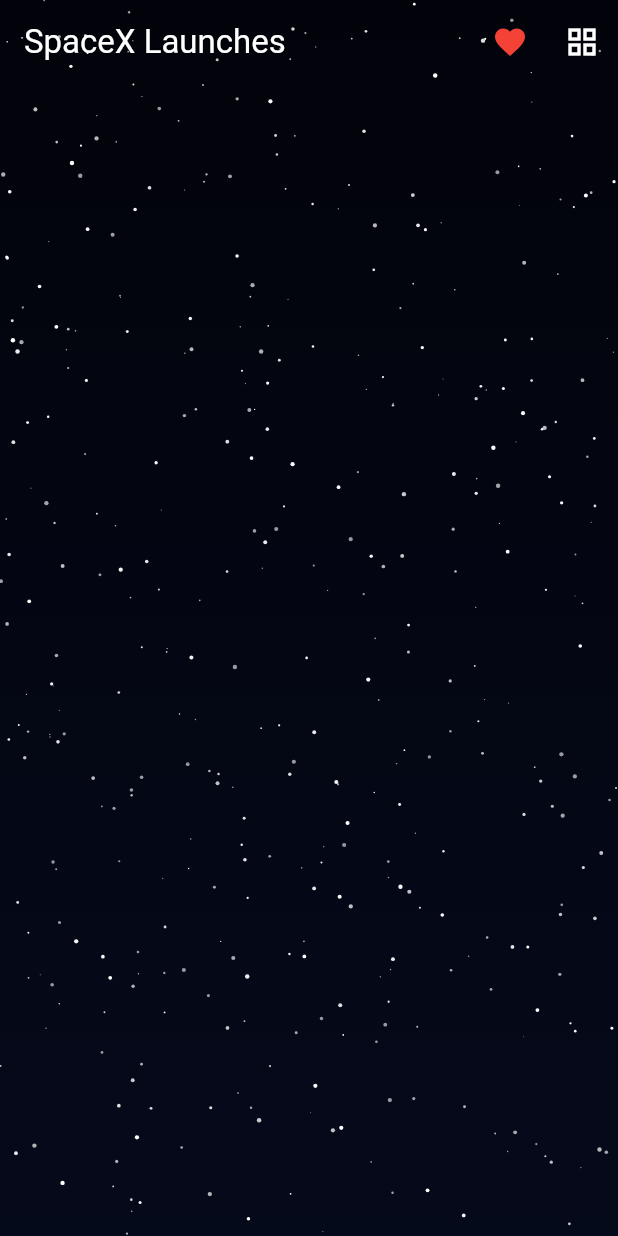
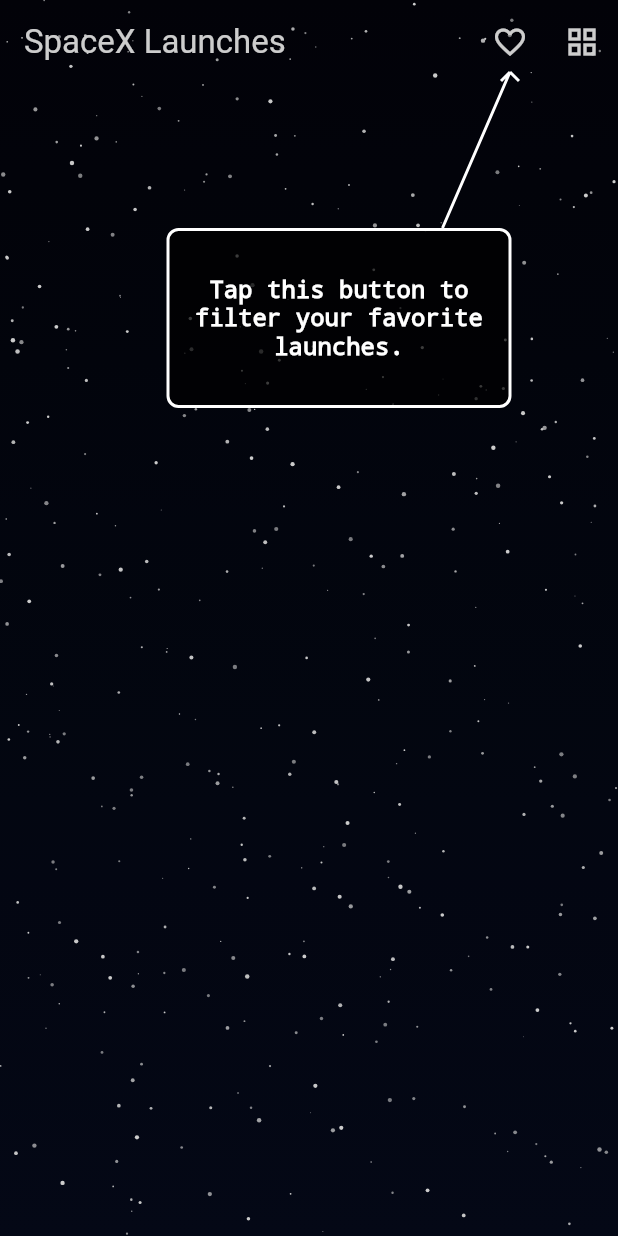
Before and after one commit to Mthieu44/spacex-app, a Flutter app: the screen it shows after launch, after a tap on the "favorite outline" icon, on a phone screen of 412 x 824 dp. Run offline on Flutter 3.47's test engine with Material 3 defaults, Android fonts, the phone set to English and light mode, and no system bars; our stand-ins replace flutter_bloc, google_fonts, hydrated_bloc, shared_preferences, shimmer; network calls fail.

Commit message:
onboarding

```diff
--- /dev/null
+++ b/lib/logic/cubit/onboarding.cubit.dart
@@ -0,0 +1,82 @@
+import 'package:flutter_bloc/flutter_bloc.dart';
+import 'package:shared_preferences/shared_preferences.dart';
+
+enum OnboardingType { home, detail }
+
+class OnboardingState {
+  final OnboardingType type;
+  final Map<OnboardingType, bool> completed;
+  final int currentStep;
+  OnboardingState({
+    required this.type,
+    required this.completed,
+    required this.currentStep,
+  });
+
+  bool get isCompleted => completed[type] == true;
+
+  OnboardingState copyWith({
+    OnboardingType? type,
+    Map<OnboardingType, bool>? completed,
+    int? currentStep,
+  }) {
+    return OnboardingState(
+      type: type ?? this.type,
+      completed: completed ?? this.completed,
+      currentStep: currentStep ?? this.currentStep,
+    );
+  }
+}
+
+class OnboardingCubit extends Cubit<OnboardingState> {
+  OnboardingCubit()
+      : super(OnboardingState(
+          type: OnboardingType.home,
+          completed: {
+            OnboardingType.home: false,
+            OnboardingType.detail: false,
+          },
+          currentStep: 0,
+        ));
+
+  Future<void> load() async {
+    final prefs = await SharedPreferences.getInstance();
+    final homeDone = prefs.getBool("onboarding_home_done") ?? false;
+    final detailDone = prefs.getBool("onboarding_detail_done") ?? false;
+    emit(state.copyWith(completed: {
+      OnboardingType.home: homeDone,
+      OnboardingType.detail: detailDone,
+    }));
+  }
+
+  void startOnboarding(OnboardingType type) {
+    if (state.completed[type] == true) return;
+    emit(state.copyWith(type: type, currentStep: 0));
+  }
+
+  void nextStep(int totalSteps) async {
+    if (state.currentStep + 1 >= totalSteps) {
+      final prefs = await SharedPreferences.getInstance();
+      await prefs.setBool("onboarding_${state.type.name}_done", true);
+      emit(state.copyWith(
+        completed: {
+          ...state.completed,
+          state.type: true,
+        },
+        currentStep: 0,
+      ));
+    } else {
+      emit(state.copyWith(currentStep: state.currentStep + 1));
+    }
+  }
+
+  void reset() async {
+    final prefs = await SharedPreferences.getInstance();
+    await prefs.setBool("onboarding_home_done", false);
+    await prefs.setBool("onboarding_detail_done", false);
+    emit(state.copyWith(completed: {
+      OnboardingType.home: false,
+      OnboardingType.detail: false,
+    }, currentStep: 0));
+  }
+}
--- a/lib/main.dart
+++ b/lib/main.dart
@@ -4,6 +4,7 @@ import 'package:flutter_bloc/flutter_bloc.dart';
 import 'package:hydrated_bloc/hydrated_bloc.dart';
 import 'package:path_provider/path_provider.dart';
 import 'package:spacex_app/logic/cubit/launch.cubit.dart';
+import 'package:spacex_app/logic/cubit/onboarding.cubit.dart';
 import 'package:spacex_app/logic/cubit/view.cubit.dart';
 import 'package:spacex_app/ui/pages/home.page.dart';
 import 'package:google_fonts/google_fonts.dart';
@@ -53,6 +54,9 @@ class MyApp extends StatelessWidget {
           BlocProvider<ViewCubit>(
             create: (context) => ViewCubit(),
           ),
+          BlocProvider<OnboardingCubit>(
+            create: (context) => OnboardingCubit()..load(),
+          )
         ],
         child: const HomePage()
       )
--- a/lib/ui/pages/detail.page.dart
+++ b/lib/ui/pages/detail.page.dart
@@ -1,9 +1,12 @@
 import 'package:flutter/material.dart';
+import 'package:flutter_bloc/flutter_bloc.dart';
 import 'package:spacex_app/data/models/launch.model.dart';
 import 'package:spacex_app/logic/cubit/launch.cubit.dart';
+import 'package:spacex_app/logic/cubit/onboarding.cubit.dart';
 import 'package:spacex_app/ui/widgets/image_carousel.widget.dart';
 import 'package:spacex_app/ui/widgets/link_bubble.widget.dart';
 import 'package:spacex_app/ui/widgets/night_sky_background.widget.dart';
+import 'package:spacex_app/ui/widgets/onboarding.widget.dart';
 
 class DetailPage extends StatefulWidget {
   final LaunchModel launch;
@@ -22,10 +25,14 @@ class _DetailPageState extends State<DetailPage> {
   final ScrollController _scrollController = ScrollController();
   bool isFavorite = false;
 
+  final GlobalKey _favoriteDetailButtonKey = GlobalKey();
+  final GlobalKey _backButtonKey = GlobalKey();
+
   @override
   void initState() {
     super.initState();
     isFavorite = widget.launch.favorite;
+    context.read<OnboardingCubit>().startOnboarding(OnboardingType.detail);
   }
 
   @override
@@ -47,7 +54,9 @@ class _DetailPageState extends State<DetailPage> {
 
     return NightSkyBackground(
       scrollController: _scrollController,
-      child: Scaffold(
+      child: Stack(
+        children: [
+          Scaffold(
             body: CustomScrollView(
               controller: _scrollController,
               physics: BouncingScrollPhysics(
@@ -59,12 +68,16 @@ class _DetailPageState extends State<DetailPage> {
                   stretch: true,
                   leading: IconButton(
                     onPressed: () => Navigator.pop(context),
-                icon: Icon(Icons.arrow_back),
+                    icon: Icon(
+                      key: _backButtonKey,
+                      Icons.arrow_back
+                    ),
                   ),
                   actions: [
                     IconButton(
                       onPressed: toggleFavorite,
                       icon: Icon(
+                        key: _favoriteDetailButtonKey,
                         isFavorite ? Icons.favorite : Icons.favorite_border,
                         color: isFavorite ? Colors.red : null,
                       ),
@@ -212,6 +225,25 @@ class _DetailPageState extends State<DetailPage> {
               ],
             )
           ),
+          BlocBuilder<OnboardingCubit, OnboardingState>(
+            builder: (context, onboardingState) {
+              if (onboardingState.type != OnboardingType.detail ||
+                  onboardingState.completed[OnboardingType.detail] == true) {
+                return const SizedBox.shrink();
+              }
+              return OnboardingWidget(
+                globalKeys: {
+                  'favoriteDetailButtonKey': _favoriteDetailButtonKey,
+                  'backButtonKey': _backButtonKey,
+                },
+                type: OnboardingType.detail,
+                currentStepIndex: onboardingState.currentStep,
+                onNextStep: () => context.read<OnboardingCubit>().nextStep(4),
+              );
+            },
+          )
+        ]
+      ),
     );
   }
 }
--- a/lib/ui/pages/home.page.dart
+++ b/lib/ui/pages/home.page.dart
@@ -1,12 +1,15 @@
 import 'package:flutter/material.dart';
 import 'package:flutter_bloc/flutter_bloc.dart';
 import 'package:spacex_app/logic/cubit/launch.cubit.dart';
+import 'package:spacex_app/logic/cubit/onboarding.cubit.dart';
 import 'package:spacex_app/logic/cubit/view.cubit.dart';
 import 'package:spacex_app/ui/skeletons/launch_card.skeleton.dart';
 import 'package:spacex_app/ui/skeletons/launch_item.skeleton.dart';
 import 'package:spacex_app/ui/widgets/launch_card.widget.dart';
 import 'package:spacex_app/ui/widgets/launch_item.widget.dart';
 import 'package:spacex_app/ui/widgets/night_sky_background.widget.dart';
+import 'package:spacex_app/ui/widgets/onboarding.widget.dart';
+import 'package:shared_preferences/shared_preferences.dart';
 
 class HomePage extends StatefulWidget {
   const HomePage({super.key});
@@ -18,6 +21,9 @@ class HomePage extends StatefulWidget {
 class _HomePageState extends State<HomePage> {
   final ScrollController _scrollController = ScrollController();
 
+  final GlobalKey _favoritesButtonKey = GlobalKey();
+  final GlobalKey _viewToggleButtonKey = GlobalKey();
+
   int _getItemCount(LaunchState state, List launches) {
     if (state.isLoading && state.launches.isEmpty) {
       return 20;
@@ -27,10 +33,20 @@ class _HomePageState extends State<HomePage> {
   }
 
   @override
+  void initState() {
+    super.initState();
+    WidgetsBinding.instance.addPostFrameCallback((_) {
+      context.read<OnboardingCubit>().startOnboarding(OnboardingType.home);
+    });
+  }
+
+  @override
   Widget build(BuildContext context) {
     return NightSkyBackground(
       scrollController: _scrollController,
-      child: Scaffold(
+      child: Stack(
+        children: [
+          Scaffold(
             appBar: AppBar(
               title: const Text('SpaceX Launches'),
               actions: [
@@ -38,6 +54,7 @@ class _HomePageState extends State<HomePage> {
                   builder: (context, viewState) {
                     return IconButton(
                       icon: Icon(
+                        key: _favoritesButtonKey,
                         viewState.favoritesOnly ? Icons.favorite : Icons.favorite_border,
                         color: viewState.favoritesOnly ? Colors.red : null,
                       ),
@@ -49,6 +66,7 @@ class _HomePageState extends State<HomePage> {
                   builder: (context, viewState) {
                     return IconButton(
                       icon: Icon(
+                        key: _viewToggleButtonKey,
                         viewState.currentView == Views.list ? Icons.grid_view : Icons.view_list
                       ),
                       onPressed: () => context.read<ViewCubit>().toggleView(),
@@ -68,7 +86,9 @@ class _HomePageState extends State<HomePage> {
                     final itemCount = _getItemCount(launchState, launches);
 
                     return RefreshIndicator(
-                  onRefresh: () => context.read<LaunchCubit>().fetchLaunches(),
+                      onRefresh: () async{
+                        context.read<LaunchCubit>().fetchLaunches();
+                      },
                       child: viewState.currentView == Views.list ?
                         _buildListView(launches, itemCount) :
                         _buildGridView(launches, itemCount),
@@ -77,6 +97,25 @@ class _HomePageState extends State<HomePage> {
                 );
               },
             )
+          ),
+          BlocBuilder<OnboardingCubit, OnboardingState>(
+            builder: (context, onboardingState) {
+              if (onboardingState.type != OnboardingType.home ||
+                  onboardingState.completed[OnboardingType.home] == true) {
+                return const SizedBox.shrink();
+              }
+              return OnboardingWidget(
+                globalKeys: {
+                  'favoritesButtonKey': _favoritesButtonKey,
+                  'viewToggleButtonKey': _viewToggleButtonKey,
+                },
+                type: OnboardingType.home,
+                currentStepIndex: onboardingState.currentStep,
+                onNextStep: () => context.read<OnboardingCubit>().nextStep(4)
+              );
+            },
+          )
+        ],
       ),
     );
   }
--- a/lib/ui/widgets/launch_card.widget.dart
+++ b/lib/ui/widgets/launch_card.widget.dart
@@ -3,6 +3,7 @@ import 'package:flutter_bloc/flutter_bloc.dart';
 import 'package:spacex_app/data/models/launch.model.dart';
 
 import '../../logic/cubit/launch.cubit.dart';
+import '../../logic/cubit/onboarding.cubit.dart';
 import '../pages/detail.page.dart';
 
 class LaunchCardWidget extends StatelessWidget {
@@ -23,13 +24,19 @@ class LaunchCardWidget extends StatelessWidget {
         child: InkWell(
           onTap: () {
             final launchCubit = context.read<LaunchCubit>();
+            final onboardingCubit = context.read<OnboardingCubit>();
             Navigator.push(
               context,
               MaterialPageRoute(
-                builder: (context) => DetailPage(
-                  launch: launch,
-                  launchCubit: launchCubit,
-                )
+                builder: (context) {
+                  return BlocProvider.value(
+                    value: onboardingCubit,
+                    child: DetailPage(
+                      launch: launch,
+                      launchCubit: launchCubit,
+                    ),
+                  );
+                }
               )
             );
           },
--- a/lib/ui/widgets/launch_item.widget.dart
+++ b/lib/ui/widgets/launch_item.widget.dart
@@ -1,6 +1,7 @@
 import 'package:flutter/material.dart';
 import 'package:flutter_bloc/flutter_bloc.dart';
 import 'package:spacex_app/data/models/launch.model.dart';
+import 'package:spacex_app/logic/cubit/onboarding.cubit.dart';
 import '../../logic/cubit/launch.cubit.dart';
 import '../pages/detail.page.dart';
 
@@ -24,13 +25,19 @@ class LaunchItemWidget extends StatelessWidget {
           child: InkWell(
             onTap: () {
               final launchCubit = context.read<LaunchCubit>();
+              final onboardingCubit = context.read<OnboardingCubit>();
               Navigator.push(
                 context,
                 MaterialPageRoute(
-                  builder: (context) => DetailPage(
-                    launch: launch,
-                    launchCubit: launchCubit,
-                  )
+                  builder: (context) {
+                    return BlocProvider.value(
+                      value: onboardingCubit,
+                      child: DetailPage(
+                        launch: launch,
+                        launchCubit: launchCubit,
+                      ),
+                    );
+                  }
                 )
               );
             },
--- /dev/null
+++ b/lib/ui/widgets/onboarding.widget.dart
@@ -0,0 +1,184 @@
+import 'package:flutter/material.dart';
+import 'package:spacex_app/logic/cubit/onboarding.cubit.dart';
+import 'package:spacex_app/ui/widgets/onboarding_bubble.widget.dart';
+
+class OnboardingWidget extends StatefulWidget {
+  final Map<String, GlobalKey> globalKeys;
+  final OnboardingType type;
+  final int currentStepIndex;
+  final VoidCallback onNextStep;
+  const OnboardingWidget({
+    super.key,
+    required this.globalKeys,
+    required this.type,
+    required this.currentStepIndex,
+    required this.onNextStep
+  });
+
+  @override
+  State<OnboardingWidget> createState() => _OnboardingWidgetState();
+}
+
+class _OnboardingWidgetState extends State<OnboardingWidget> {
+  late List<FeatureStep> steps;
+
+  @override
+  void initState() {
+    super.initState();
+    if (widget.type == OnboardingType.home) {
+      steps = [
+      FeatureStep(
+        key: null,
+        text: 'Welcome to the SpaceX Launches App! Here you can explore all SpaceX launches.',
+        bubbleRect: Rect.fromLTWH(0, 0, 250, 150),
+        backgroundAlpha: 150
+      ),
+      FeatureStep(
+          key: widget.globalKeys['favoritesButtonKey'],
+          text: 'Tap this button to filter your favorite launches.',
+          bubbleRect: Rect.fromLTWH(20, -200, 230, 120),
+          backgroundAlpha: 50
+      ),
+      FeatureStep(
+        key: widget.globalKeys['viewToggleButtonKey'],
+        text: 'Use this button to toggle between list and grid views.',
+        bubbleRect: Rect.fromLTWH(30, -190, 230, 120),
+        backgroundAlpha: 50
+      ),
+      FeatureStep(
+        key: null,
+        text: 'Now try clicking on a launch to see more details!',
+        bubbleRect: Rect.fromLTWH(0, 0, 250, 150),
+        backgroundAlpha: 150
+      )
+    ];
+    } else if (widget.type == OnboardingType.detail) {
+      steps = [
+        FeatureStep(
+          key: null,
+          text: 'This is the launch detail page where you can find more information about the selected launch.',
+          bubbleRect: Rect.fromLTWH(0, 0, 250, 150),
+          backgroundAlpha: 150
+        ),
+        FeatureStep(
+          key: widget.globalKeys['favoriteDetailButtonKey'],
+          text: 'Tap this button to mark or unmark this launch as a favorite.',
+          bubbleRect: Rect.fromLTWH(30, -190, 230, 120),
+          backgroundAlpha: 50
+        ),
+        FeatureStep(
+          key: widget.globalKeys['backButtonKey'],
+          text: 'Use this button to go back to the launches list.',
+          bubbleRect: Rect.fromLTWH(-40, -190, 230, 120),
+          backgroundAlpha: 50
+        ),
+        FeatureStep(
+          key: null,
+          text: 'Enjoy exploring the launch details!',
+          bubbleRect: Rect.fromLTWH(0, 0, 250, 150),
+          backgroundAlpha: 150
+        )
+      ];
+    }
+  }
+
+  @override
+  Widget build(BuildContext context) {
+    final currentStep = steps[widget.currentStepIndex];
+    final screenSize = MediaQuery.of(context).size;
+    final left = screenSize.width * 0.5 - currentStep.bubbleRect.width * 0.5 + currentStep.bubbleRect.left;
+    final top = screenSize.height * 0.5 - currentStep.bubbleRect.height * 0.5 + currentStep.bubbleRect.top;
+
+
+    return Positioned.fill(
+      child: GestureDetector(
+        onTap: widget.onNextStep,
+        child: Stack(
+          children: [
+            Container(
+              color: Colors.black.withAlpha(currentStep.backgroundAlpha),
+            ),
+            OnboardingBubbleWidget(
+              text: currentStep.text,
+              rect: Rect.fromLTWH(
+                left,
+                top,
+                currentStep.bubbleRect.width,
+                currentStep.bubbleRect.height
+              ),
+            ),
+            if (currentStep.key != null)
+              CustomPaint(
+                size: screenSize,
+                painter: ArrowPainter(
+                  bubbleRect: Rect.fromLTWH(
+                    left,
+                    top,
+                    currentStep.bubbleRect.width,
+                    currentStep.bubbleRect.height
+                  ),
+                  targetRect: _getWidgetRect(currentStep.key!)
+                ),
+              ),
+          ],
+        )
+      )
+    );
+  }
+}
+
+class FeatureStep {
+  final GlobalKey? key;
+  final String text;
+  final Rect bubbleRect;
+  final int backgroundAlpha;
+
+  FeatureStep({
+    required this.key,
+    required this.text,
+    required this.bubbleRect,
+    required this.backgroundAlpha
+  });
+}
+
+Rect _getWidgetRect(GlobalKey key) {
+  final context = key.currentContext;
+  if (context == null) return Rect.zero;
+  final box = context.findRenderObject() as RenderBox;
+  return box.localToGlobal(Offset.zero) & box.size;
+}
+
+class ArrowPainter extends CustomPainter {
+  final Rect bubbleRect;
+  final Rect targetRect;
+  ArrowPainter({required this.bubbleRect, required this.targetRect});
+
+  @override
+  void paint(Canvas canvas, Size size) {
+    final paint = Paint()
+      ..color = Colors.white
+      ..strokeWidth = 2.0
+      ..style = PaintingStyle.stroke;
+
+    final path = Path();
+    final startX = bubbleRect.left + bubbleRect.width * 0.8;
+    final startY = bubbleRect.top;
+    final endX = targetRect.left + targetRect.width / 2;
+    final endY = targetRect.bottom + 8.0;
+
+    path.moveTo(startX, startY);
+    path.lineTo(endX, endY);
+
+    // Draw arrowhead
+    const arrowSize = 6.0;
+    path.moveTo(endX, endY);
+    path.lineTo(endX - arrowSize, endY + arrowSize);
+    path.moveTo(endX, endY);
+    path.lineTo(endX + arrowSize, endY + arrowSize);
+    canvas.drawPath(path, paint);
+  }
+  @override
+  bool shouldRepaint(covariant CustomPainter oldDelegate) {
+    return true;
+  }
+}
--- /dev/null
+++ b/lib/ui/widgets/onboarding_bubble.widget.dart
@@ -0,0 +1,39 @@
+import 'package:flutter/material.dart';
+
+class OnboardingBubbleWidget extends StatelessWidget {
+  final String text;
+  final Rect rect;
+  const OnboardingBubbleWidget({super.key, required this.text, required this.rect});
+
+  @override
+  Widget build(BuildContext context) {
+
+    return Positioned(
+      left: rect.left,
+      top: rect.top,
+      width: rect.width,
+      height: rect.height,
+      child: Container(
+        decoration: BoxDecoration(
+          color: Colors.black.withAlpha(180),
+          borderRadius: BorderRadius.circular(8.0),
+          border: Border.all(color: Colors.white, width: 2.0)
+        ),
+        child: Center(
+          child: Padding(
+            padding: const EdgeInsets.all(8.0),
+            child: Text(
+              text,
+              style: TextStyle(
+                color: Colors.white,
+                fontSize: 16,
+                decoration: TextDecoration.none
+              ),
+              textAlign: TextAlign.center,
+            ),
+          ),
+        ),
+      ),
+    );
+  }
+}
--- a/pubspec.yaml
+++ b/pubspec.yaml
@@ -38,6 +38,7 @@ dependencies:
   path_provider: ^2.1.5
   shimmer: ^3.0.0
   url_launcher: ^6.3.2
+  shared_preferences: ^2.1.1
 
   # The following adds the Cupertino Icons font to your application.
   # Use with the CupertinoIcons class for iOS style icons.
```
Also changed, not shown: pubspec.lock, 1 other file. Lines whose indentation alone changed are shown as unchanged.
